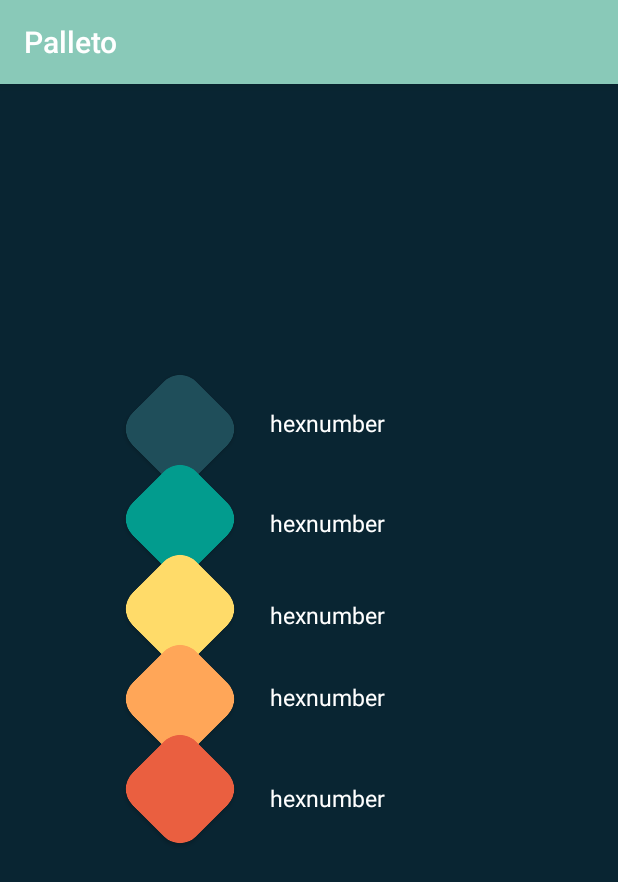
After one commit to sharif-dev/Palleto_Project, an Android app: the pallet_detialsActivity screen opened directly, with no data from a screen before it, on a phone screen of 412 x 824 dp. The commit adds this screen. Shown: the top 882 px of the screen. Run offline under Robolectric (Android 15) with nearby library versions, the phone set to English and light mode, and no system bars; 1 statement that could not run was skipped.

Commit message:
Merge branch 'master' of /Users/atena/AndroidStudioProjects/Palleto with conflicts.

```diff
--- a/app/build.gradle
+++ b/app/build.gradle
@@ -37,7 +37,6 @@ dependencies {
     implementation 'com.squareup.picasso:picasso:2.5.2'
 
 
-
     implementation 'com.github.QuadFlask:colorpicker:0.0.15'
 
     //noinspection GradleCompatible
@@ -51,7 +50,8 @@ dependencies {
     def room_version = "2.2.5"
 
     implementation "androidx.room:room-runtime:$room_version"
-    annotationProcessor "androidx.room:room-compiler:$room_version" // For Kotlin use kapt instead of annotationProcessor
+    annotationProcessor "androidx.room:room-compiler:$room_version"
+    // For Kotlin use kapt instead of annotationProcessor
 
     // optional - Kotlin Extensions and Coroutines support for Room
     implementation "androidx.room:room-ktx:$room_version"
--- a/app/src/main/AndroidManifest.xml
+++ b/app/src/main/AndroidManifest.xml
@@ -13,7 +13,8 @@
         android:roundIcon="@drawable/logo"
         android:supportsRtl="true"
         android:theme="@style/AppTheme">
-        <activity android:name=".Make_ownpalletActivity"></activity>
+        <activity android:name=".pallet_detialsActivity"></activity>
+        <activity android:name=".Make_ownpalletActivity" />
         <activity android:name=".PopularpalletesActivity" />
         <activity android:name=".Save_MakePalletActivity" />
         <activity android:name=".palletmaker_firstActivity" />
--- /dev/null
+++ b/app/src/main/java/com/example/palleto/pallet_detialsActivity.java
@@ -0,0 +1,42 @@
+package com.example.palleto;
+
+import androidx.appcompat.app.AppCompatActivity;
+import androidx.cardview.widget.CardView;
+
+import android.graphics.Color;
+import android.os.Bundle;
+import android.widget.LinearLayout;
+import android.widget.TextView;
+
+import java.util.ArrayList;
+
+public class pallet_detialsActivity extends AppCompatActivity {
+
+
+    LinearLayout show_color;
+    LinearLayout getShow_color_text;
+    CardView[] colors;
+    TextView[] color_hex;
+    @Override
+    protected void onCreate(Bundle savedInstanceState) {
+        super.onCreate(savedInstanceState);
+        setContentView(R.layout.activity_pallet_detials);
+        Pallete pallets = (Pallete) getIntent().getSerializableExtra("show");
+        for (int i=0;i<pallets.getColors().length; i++)
+        {
+
+            colors[i] = new CardView(this);
+            color_hex[i] = new TextView(this);
+            colors[i].setBackgroundColor(Integer.parseInt(pallets.getColors()[i]));
+            colors[i].setLayoutParams(new LinearLayout.LayoutParams(90, 90));
+            colors[i].setRotation(45);
+            colors[i].setRadius(12);
+            color_hex[i].setText(pallets.getColors()[i]);
+            show_color.addView(colors[i]);
+            getShow_color_text.addView(color_hex[i]);
+
+        }
+
+
+    }
+}
--- /dev/null
+++ b/app/src/main/res/layout/activity_pallet_detials.xml
@@ -0,0 +1,144 @@
+<?xml version="1.0" encoding="utf-8"?>
+<LinearLayout xmlns:android="http://schemas.android.com/apk/res/android"
+    android:layout_width="match_parent"
+    android:layout_height="match_parent"
+    xmlns:app="http://schemas.android.com/apk/res-auto"
+    xmlns:tools="http://schemas.android.com/tools"
+    android:orientation="vertical"
+    android:background="@color/firtpage_bg_color"
+    tools:context=".pallet_detialsActivity">
+
+    <LinearLayout
+        android:layout_width="match_parent"
+        android:layout_height="wrap_content"
+        android:orientation="horizontal"
+        android:layout_marginTop="100dp">
+        <LinearLayout
+            android:id="@+id/show_colors"
+            android:layout_width="wrap_content"
+            android:layout_height="wrap_content"
+            android:layout_marginLeft="80dp"
+            android:orientation="vertical"
+            android:paddingTop="90dp">
+
+            <androidx.cardview.widget.CardView
+                android:id="@+id/first_diamond"
+                android:layout_width="60dp"
+                android:layout_height="60dp"
+                android:layout_marginTop="10dp"
+                android:layout_marginLeft="10dp"
+                android:layout_marginRight="30dp"
+                android:backgroundTint="#1F4E5A"
+                android:rotation="45"
+                app:cardCornerRadius="15dp"
+                android:elevation="20dp"/>
+
+            <androidx.cardview.widget.CardView
+                android:id="@+id/second_diamond"
+                android:layout_width="60dp"
+                android:layout_height="60dp"
+                android:backgroundTint="#029C8E"
+                android:rotation="45"
+                android:layout_marginLeft="10dp"
+
+                app:cardCornerRadius="15dp"
+                android:elevation="20dp"/>
+
+            <androidx.cardview.widget.CardView
+                android:id="@+id/third_diamond"
+                android:layout_width="60dp"
+                android:layout_height="60dp"
+                android:backgroundTint="#FFDB69"
+                android:layout_marginLeft="10dp"
+
+                android:rotation="45"
+                app:cardCornerRadius="15dp"
+                android:elevation="20dp"/>
+
+            <androidx.cardview.widget.CardView
+                android:id="@+id/forth_diamond"
+                android:layout_width="60dp"
+                android:layout_height="60dp"
+                android:backgroundTint="#FFA658"
+                android:rotation="45"
+                android:layout_marginLeft="10dp"
+
+                app:cardCornerRadius="15dp"
+                android:elevation="20dp"/>
+
+            <androidx.cardview.widget.CardView
+                android:id="@+id/fifth_diamond"
+                android:layout_width="60dp"
+                android:layout_height="60dp"
+                android:backgroundTint="#Ea5F40"
+                android:rotation="45"
+                android:layout_marginLeft="10dp"
+                android:layout_marginBottom="12dp"
+                app:cardCornerRadius="15dp"
+                android:elevation="20dp"/>
+        </LinearLayout>
+
+        <LinearLayout
+            android:layout_width="wrap_content"
+            android:layout_height="wrap_content"
+            android:background="@color/firtpage_bg_color"
+            android:orientation="vertical"
+            android:paddingTop="90dp">
+
+            <TextView
+                android:id="@+id/first_diamond_hex"
+                android:layout_width="wrap_content"
+                android:layout_height="wrap_content"
+                android:layout_marginTop="25dp"
+                android:text="hexnumber"
+                android:textAlignment="center"
+                android:textColor="#ffffff"
+                android:textSize="15dp" />
+
+            <TextView
+                android:id="@+id/second_diamond_hex"
+                android:layout_width="wrap_content"
+                android:layout_height="wrap_content"
+                android:text="hexnumber"
+                android:layout_marginTop="45dp"
+                android:textAlignment="center"
+                android:textColor="#ffffff"
+                android:textSize="15dp" />
+
+            <TextView
+                android:id="@+id/third_diamond_hex"
+                android:layout_width="wrap_content"
+                android:layout_height="wrap_content"
+                android:text="hexnumber"
+                android:layout_marginTop="40dp"
+                android:textAlignment="center"
+                android:textColor="#ffffff"
+                android:textSize="15dp" />
+
+            <TextView
+                android:id="@+id/forth_diamond_hex"
+                android:layout_width="wrap_content"
+                android:layout_height="wrap_content"
+                android:text="hexnumber"
+                android:textAlignment="center"
+                android:layout_marginTop="33dp"
+                android:textColor="#ffffff"
+                android:textSize="15dp" />
+
+            <TextView
+                android:id="@+id/fifth_diamond_hex"
+                android:layout_width="wrap_content"
+                android:layout_height="wrap_content"
+                android:text="hexnumber"
+                android:layout_marginTop="46dp"
+                android:textAlignment="center"
+                android:textColor="#ffffff"
+                android:textSize="15dp" />
+
+        </LinearLayout>
+
+
+    </LinearLayout>
+
+
+</LinearLayout>
```
Also changed, not shown: app/src/main/java/com/example/palleto/CollectionAdaptor.java (+23 -13 lines), app/src/main/java/com/example/palleto/MainActivity.java (+8 -0 lines), app/src/main/java/com/example/palleto/Pallete.java (+22 -12 lines), app/src/main/res/layout/custom_collectionlst.xml (+7 -0 lines), app/src/main/res/layout/pallet_colors.xml (deleted, +0 -160 lines).
